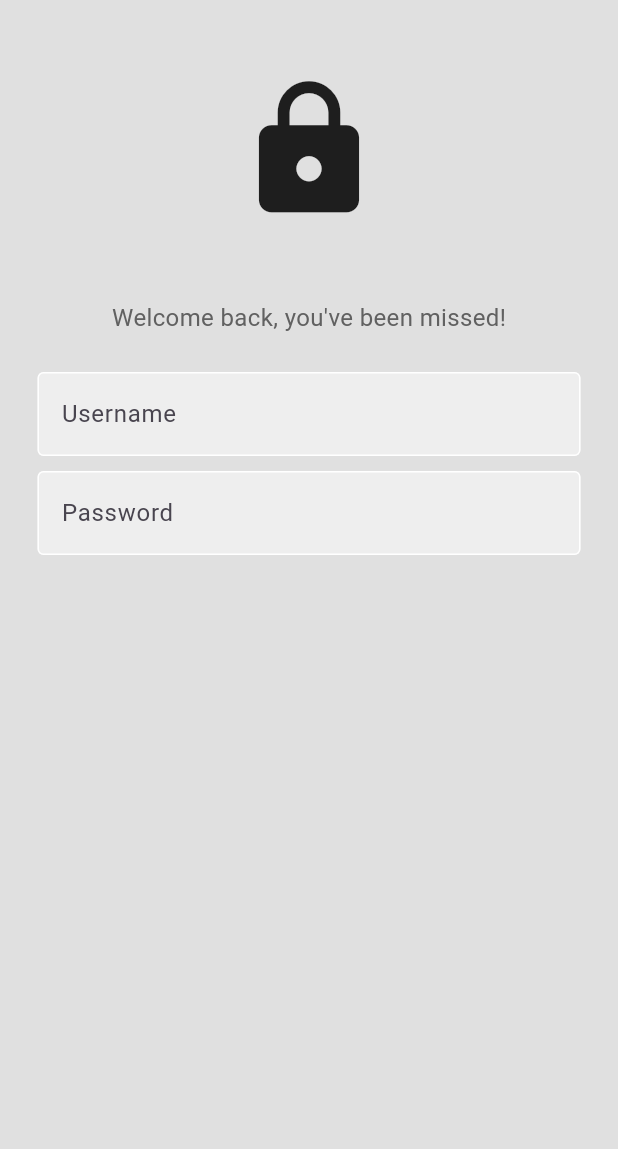
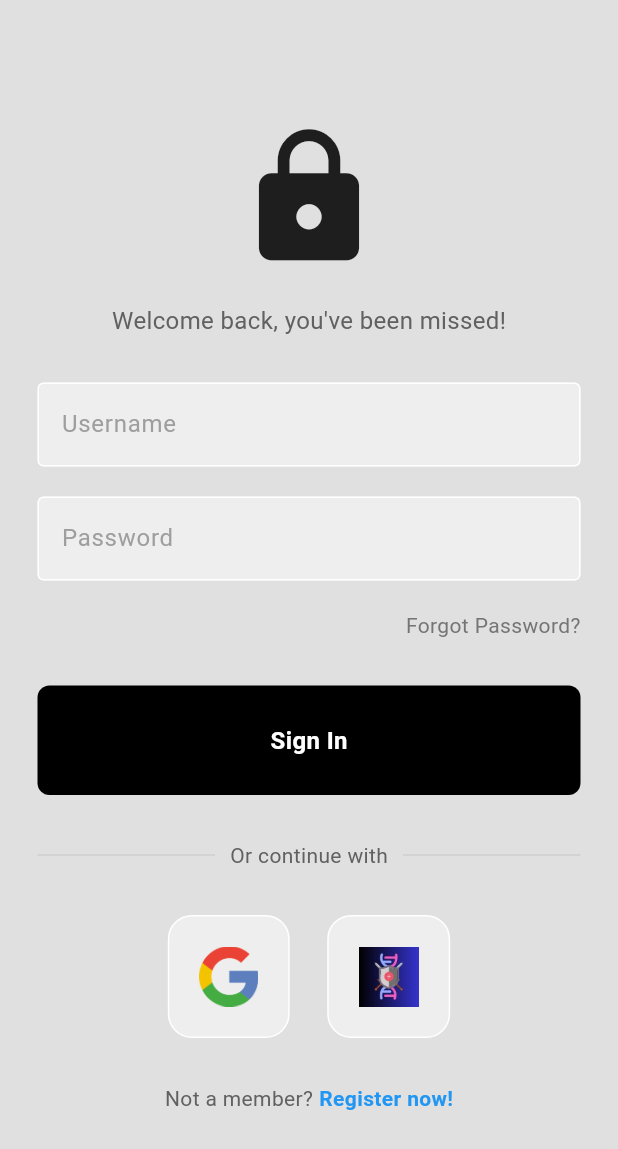
Before and after one commit to vrks5331/DermaShielder, a Flutter app: the screen it shows after launch, on a phone screen of 412 x 824 dp. Shown: the top 1149 px of the screen. Run offline on Flutter 3.47's test engine with Material 3 defaults, Android fonts, the phone set to English and light mode, and no system bars.

Commit message:
2/18 - login UI created

```diff
--- /dev/null
+++ b/lib/components/button.dart
@@ -0,0 +1,35 @@
+import 'package:flutter/material.dart';
+
+class MyButton extends StatelessWidget {
+  final Function()? onTap;
+
+  const MyButton({super.key, required this.onTap});
+
+  @override
+  Widget build (BuildContext context) {
+    return GestureDetector(
+      onTap: onTap,
+      child: Container(
+        padding: const EdgeInsets.all(25),
+        margin: const EdgeInsets.symmetric(horizontal: 25.0),
+        decoration: BoxDecoration(
+            color: Colors.black,
+            borderRadius: BorderRadius.circular(8),
+        ),
+        child: const Center(
+            child: Text(
+                "Sign In",
+                style: TextStyle(
+                    color: Colors.white,
+                    fontWeight: FontWeight.bold,
+                    fontSize: 16,
+
+                )
+
+              ,
+
+            )),
+      ),
+    );
+  }
+}
--- /dev/null
+++ b/lib/components/square_tile.dart
@@ -0,0 +1,27 @@
+import 'package:flutter/material.dart';
+
+class SquareTile extends StatelessWidget {
+  final String imagePath;
+
+  const SquareTile({
+    super.key,
+    required this.imagePath, });
+
+  @override
+  Widget build(BuildContext context) {
+    return Container(
+      padding: const EdgeInsets.all(20),
+      decoration: BoxDecoration(
+        border: Border.all(color: Colors.white),
+        borderRadius: BorderRadius.circular(16),
+        color: Colors.grey[200],
+      ),
+      child: Image.asset(
+          imagePath,
+          height: 40,
+
+      ),
+
+    );
+  }
+}
--- a/lib/components/textfield.dart
+++ b/lib/components/textfield.dart
@@ -29,7 +29,7 @@ class MyTextField extends StatelessWidget {
             fillColor: Colors.grey.shade200,
             filled: true,
             hintText: hintText,
-
+            hintStyle: TextStyle(color: Colors.grey[500])
           )
       ),
     );
--- a/lib/pages/login_page.dart
+++ b/lib/pages/login_page.dart
@@ -1,68 +1,145 @@
-// credits to Mitch Koko on YT for the tutorial
-
+import 'package:DermaShielder/components/button.dart';
 import 'package:DermaShielder/components/textfield.dart';
+import 'package:DermaShielder/components/square_tile.dart';
 import 'package:flutter/material.dart';
 
-class LoginPage extends StatelessWidget {
-  LoginPage({super.key});
+class LoginPage extends StatefulWidget {
+  const LoginPage({super.key});
 
+  @override
+  _LoginPageState createState() => _LoginPageState();
+}
+
+class _LoginPageState extends State<LoginPage> with TickerProviderStateMixin {
   // text editing controllers
-
   final usernameController = TextEditingController();
   final passwordController = TextEditingController();
+
+  // sign user in
+  void signUserIn() {
+    // Add your sign-in logic here
+  }
+
+  late AnimationController _controller;
+  late Animation<Offset> _slideAnimation;
+
+  @override
+  void initState() {
+    super.initState();
+    _controller = AnimationController(
+      vsync: this,
+      duration: const Duration(milliseconds: 600),
+    );
+
+    _slideAnimation = Tween<Offset>(begin: Offset(0, 1), end: Offset(0, 0))
+        .animate(CurvedAnimation(parent: _controller, curve: Curves.easeOut));
+
+    // Start the animation after the page is loaded
+    Future.delayed(Duration(milliseconds: 100), () {
+      _controller.forward();
+    });
+  }
+
+  @override
+  void dispose() {
+    _controller.dispose();
+    super.dispose();
+  }
 
   @override
   Widget build(BuildContext context) {
     return Scaffold(
       backgroundColor: Colors.grey[300],
-      body: SafeArea( // avoids notch
+      body: SafeArea(
         child: Center(
-          child: Column(
+          child: SingleChildScrollView( // Use SingleChildScrollView for better handling on small screens
+            child: Column(
+              mainAxisAlignment: MainAxisAlignment.center,
               children: [
-            // logo
-                const SizedBox(height: 50),
-                const Icon(
-                  Icons.lock,
-                  size: 100,
-                ),
-                const SizedBox(height: 50),
-
-                Text(
-                    'Welcome back, you\'ve been missed!',
-                     style: TextStyle(
-                         color: Colors.grey[700],
-                         fontSize: 16,
-                     ),
-                ),
-
-                const SizedBox(height: 25),
-
-            // username text field
-                MyTextField(
+                _buildSlideIn(50, Icon(Icons.lock, size: 100)),
+                _buildSlideIn(100, SizedBox(height: 20)), // Added spacing
+                _buildSlideIn(150, Text(
+                  'Welcome back, you\'ve been missed!',
+                  style: TextStyle(color: Colors.grey[700], fontSize: 16),
+                )),
+                _buildSlideIn(200, SizedBox(height: 30)), // Added spacing
+                _buildSlideIn(250, MyTextField(
                   controller: usernameController,
                   hintText: 'Username',
                   obscureText: false,
-                ),
-                const SizedBox(height: 10),
-            // password text field
-                MyTextField(
+                )),
+                _buildSlideIn(300, SizedBox(height: 20)), // Added spacing
+                _buildSlideIn(350, MyTextField(
                   controller: passwordController,
                   hintText: 'Password',
                   obscureText: true,
-                ),
-
-            // forgot password
-
-            // sign in button
-
-            // or continue with
-
-            // google + apple (?) sign in buttons
-
-            // not a member? register now!
-          ]),
+                )),
+                _buildSlideIn(400, SizedBox(height: 20)), // Added spacing
+                _buildSlideIn(450, Padding(
+                  padding: const EdgeInsets.symmetric(horizontal: 25.0),
+                  child: Row(
+                    mainAxisAlignment: MainAxisAlignment.end,
+                    children: [
+                      Text('Forgot Password?', style: TextStyle(color: Colors.grey[600])),
+                    ],
+                  ),
+                )),
+                _buildSlideIn(500, SizedBox(height: 30)), // Added spacing
+                _buildSlideIn(550, MyButton(onTap: signUserIn)),
+                _buildSlideIn(600, SizedBox(height: 30)), // Added spacing
+                _buildSlideIn(650, Padding(
+                  padding: const EdgeInsets.symmetric(horizontal: 25.0),
+                  child: Row(
+                    children: [
+                      Expanded(
+                        child: Divider(
+                          thickness: 0.5,
+                          color: Colors.grey[400],
+                        ),
+                      ),
+                      Padding(
+                        padding: const EdgeInsets.symmetric(horizontal: 10.0),
+                        child: Text('Or continue with', style: TextStyle(color: Colors.grey[700])),
+                      ),
+                      Expanded(
+                        child: Divider(
+                          thickness: 0.5,
+                          color: Colors.grey[400],
+                        ),
+                      )
+                    ],
+                  ),
+                )),
+                _buildSlideIn(700, SizedBox(height: 30)), // Added spacing
+                _buildSlideIn(750, Row(
+                  mainAxisAlignment: MainAxisAlignment.center,
+                  children: [
+                    SquareTile(imagePath: 'lib/assets/images/google_logo.png'),
+                    SizedBox(width: 25),
+                    SquareTile(imagePath: 'lib/assets/images/DS_logo.jpeg')
+                  ],
+                )),
+                _buildSlideIn(800, SizedBox(height: 30)), // Added spacing
+                _buildSlideIn(850, Row(
+                  mainAxisAlignment: MainAxisAlignment.center,
+                  children: [
+                    Text("Not a member?", style: TextStyle(color: Colors.grey[700])),
+                    SizedBox(width: 4),
+                    Text("Register now!", style: TextStyle(color: Colors.blue, fontWeight: FontWeight.bold)),
+                  ],
+                )),
+              ],
+            ),
+          ),
         ),
       ),
     );
   }
+
+  Widget _buildSlideIn(double delay, Widget child) {
+    return SlideTransition(
+      position: _slideAnimation,
+      child: child,
+    );
+  }
 }
```
Also changed, not shown: pubspec.yaml (+4 -69 lines), pubspec.lock.
